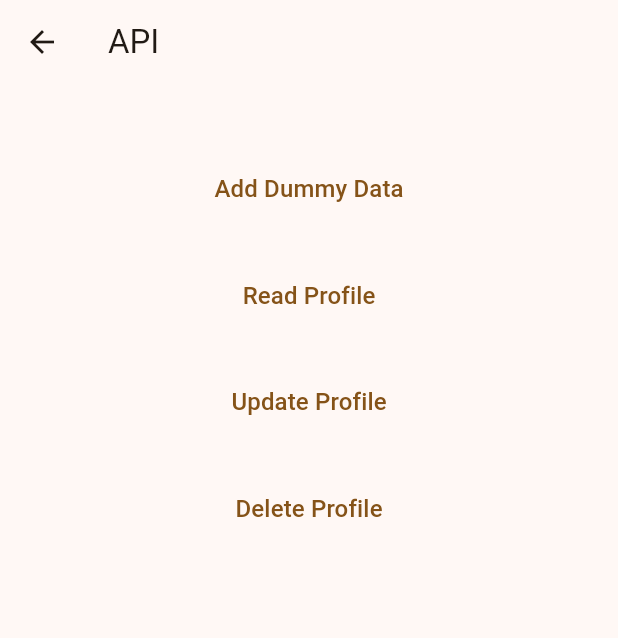
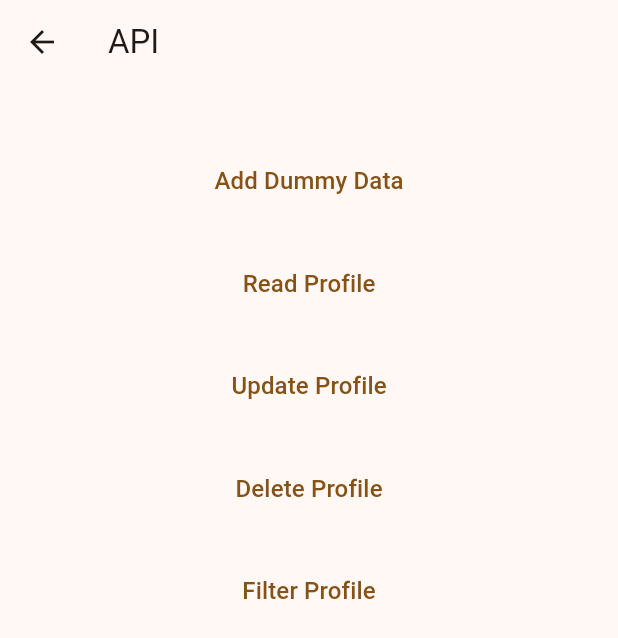
Before and after one commit to joseph-programming-tuition-singapore/lxp_flutter_dart, a Flutter app: the FirestoreView screen opened by its route, on a phone screen of 412 x 824 dp. Shown: the top 638 px of the screen. Run offline on Flutter 3.47's test engine with Material 3 defaults, Android fonts, the light colour scheme and no system bars; our stand-ins replace cloud_firestore, firebase_auth, firebase_core, flutter_local_notifications, go_router; accounts and stored records are empty.

Commit message:
Added filter for firestore

```diff
--- a/lib/repositories/profile_repo.dart
+++ b/lib/repositories/profile_repo.dart
@@ -26,4 +26,9 @@ class ProfileRepo {
   void deleteProfile(String uid) {
     _firestoreService.deleteProfile(uid);
   }
+
+  // Filter
+  Future<List<UserDetails>> readProfileWithFilter(String name) {
+    return _firestoreService.readProfileWithFilter(name);
+  }
 }
--- a/lib/views/firestore_view.dart
+++ b/lib/views/firestore_view.dart
@@ -56,6 +56,13 @@ class _FirestoreViewState extends State<FirestoreView> {
                     child:
                         Text('Delete Profile', style: TextStyle(fontSize: 16)),
                   ),
+                  Spacer(),
+                  TextButton(
+                    onPressed: () =>
+                        widget.viewModel.filterUserDetails('Tester C'),
+                    child:
+                        Text('Filter Profile', style: TextStyle(fontSize: 16)),
+                  ),
                   Spacer(flex: 20),
                 ],
               ),
```
Also changed, not shown: lib/services/firestore_service.dart (+17 -0 lines), lib/view_models/firestore_view_model.dart (+8 -0 lines).
